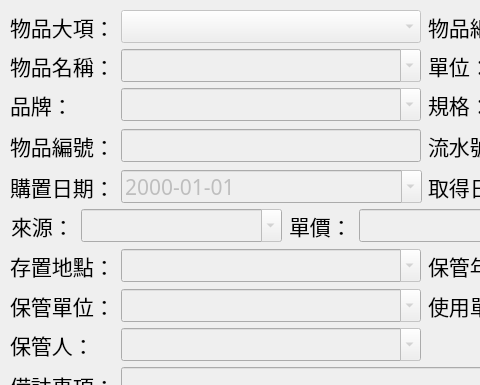
First picture: the form in myqtpy/register.ui, repository alchenerd/hvhnonc, before the edit; both pictures show x 0 to 480 and y 0 to 385 of the 850 by 470 pixel window.
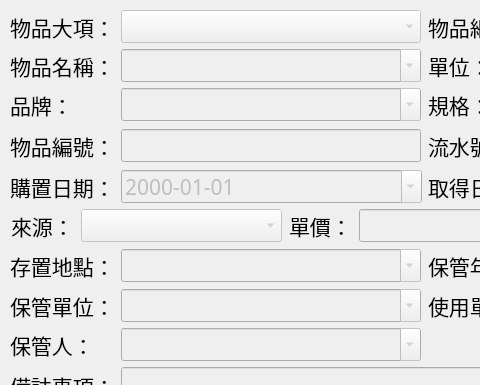
Second picture: the form after the edit.

Commit message: Implement insert and delete record functions

```diff
--- a/myqtpy/register.ui
+++ b/myqtpy/register.ui
@@ -519,7 +519,7 @@
          </size>
         </property>
         <property name="editable">
-         <bool>true</bool>
+         <bool>false</bool>
         </property>
         <property name="insertPolicy">
          <enum>QComboBox::InsertAtTop</enum>
```
The commit also changes 2 other files.
